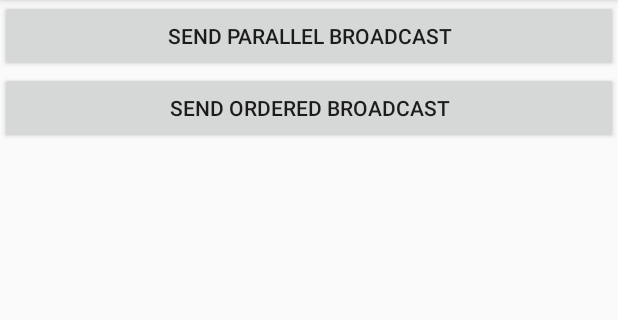
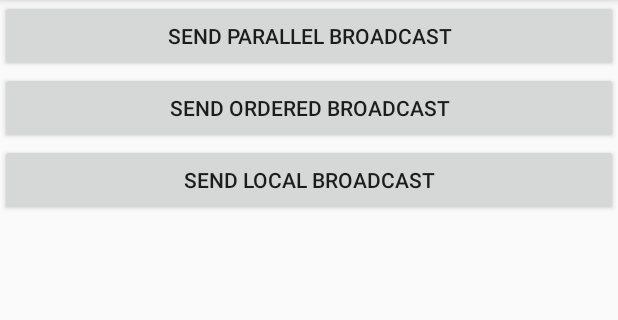
Before and after one commit to xuwanjin/BroadcastDemo, an Android app: the screen it shows after launch (BroadcastDemoActivity), on a phone screen of 412 x 824 dp, the part 84-404 px from its top. Run offline under Robolectric (Android 15) with nearby library versions, the phone set to English and light mode, and no system bars.

Commit message:
add local broadcast
Signed-off-by: xuwanjin <xuwanjin1991@Gmail.com>

```diff
--- a/BroadcastDemo/app/src/main/java/com/example/xuwanjin/broadcastdemo/BroadcastDemoActivity.java
+++ b/BroadcastDemo/app/src/main/java/com/example/xuwanjin/broadcastdemo/BroadcastDemoActivity.java
@@ -1,13 +1,17 @@
 package com.example.xuwanjin.broadcastdemo;
 
-import android.*;
-import android.Manifest;
+import android.content.BroadcastReceiver;
+import android.content.Context;
 import android.content.Intent;
+import android.content.IntentFilter;
+import android.support.v4.content.LocalBroadcastManager;
 import android.support.v7.app.AppCompatActivity;
 import android.os.Bundle;
 import android.view.View;
 import android.widget.Button;
+import android.widget.Toast;
 
+import static com.example.xuwanjin.broadcastdemo.BroadcastDemoConstants.LOCAL_BROADCAST;
 import static com.example.xuwanjin.broadcastdemo.BroadcastDemoConstants.ORDERED_BROADCAST;
 import static com.example.xuwanjin.broadcastdemo.BroadcastDemoConstants.PARALLEL_BROADCAST;
 
@@ -15,6 +19,9 @@ public class BroadcastDemoActivity extends AppCompatActivity {
 
     Button sendParallelBroadcast = null;
     Button sendOrderedBroadcast = null;
+    Button sendLocalBroadcast = null;
+    LocalBroadcastManager localBroadcastManager = null;
+    BroadcastReceiver localBroadcastReceiver = null;
 
     @Override
     protected void onCreate(Bundle savedInstanceState) {
@@ -39,6 +46,42 @@ public class BroadcastDemoActivity extends AppCompatActivity {
                 sendOrderedBroadcast(sendOrderedBroadcastIntent, null);
             }
         });
+
+        localBroadcastReceiverRegister();
+        sendLocalBroadcast = (Button) findViewById(R.id.local_broadcast);
+        sendLocalBroadcast.setOnClickListener(new View.OnClickListener() {
+            @Override
+            public void onClick(View v) {
+                Intent localBroadcastIntent = new Intent();
+                localBroadcastIntent.setAction(LOCAL_BROADCAST);
+                localBroadcastManager.sendBroadcast(localBroadcastIntent);
+                localBroadcastManager.sendBroadcastSync();
+            }
+        });
+
     }
 
+    public void localBroadcastReceiverRegister() {
+        IntentFilter intentFilter = new IntentFilter();
+        intentFilter.addAction(LOCAL_BROADCAST);
+        localBroadcastManager = LocalBroadcastManager.getInstance(getApplicationContext());
+        localBroadcastReceiver = new BroadcastReceiver() {
+            @Override
+            public void onReceive(Context context, Intent intent) {
+                if (intent.getAction().equals(LOCAL_BROADCAST)) {
+                    Toast.makeText(context, "Local Broadcast", Toast.LENGTH_SHORT).show();
+                }
+            }
+        };
+        localBroadcastManager.registerReceiver(localBroadcastReceiver , intentFilter);
+
+    }
+
+    @Override
+    protected void onDestroy() {
+        super.onDestroy();
+        if(localBroadcastManager != null){
+            localBroadcastManager.unregisterReceiver(localBroadcastReceiver);
+        }
+    }
 }
--- a/BroadcastDemo/app/src/main/java/com/example/xuwanjin/broadcastdemo/BroadcastDemoConstants.java
+++ b/BroadcastDemo/app/src/main/java/com/example/xuwanjin/broadcastdemo/BroadcastDemoConstants.java
@@ -10,6 +10,7 @@ public class BroadcastDemoConstants {
 
     public static final String PARALLEL_BROADCAST = "com.example.xuwanjin.broadcastdemo.parallelbroadcast";
     public static final String ORDERED_BROADCAST = "com.example.xuwanjin.broadcastdemo.orderedbroadcast";
+    public static final String LOCAL_BROADCAST = "com.example.xuwanjin.broadcastdemo.localbroadcast";
 
     public static String getBroadcastType(Context context, int resId){
         return context.getResources().getString(resId).trim();
--- a/BroadcastDemo/app/src/main/res/layout/activity_main.xml
+++ b/BroadcastDemo/app/src/main/res/layout/activity_main.xml
@@ -21,6 +21,13 @@
             android:layout_width="match_parent"
             android:layout_height="wrap_content"
             android:text="@string/send_ordered_broadcast" />
+
+        <Button
+            android:layout_width="match_parent"
+            android:layout_height="wrap_content"
+            android:id="@+id/local_broadcast"
+            android:text="@string/send_local_broadcast"
+            />
     </LinearLayout>
 
 </android.support.constraint.ConstraintLayout>
--- a/BroadcastDemo/app/src/main/res/values/strings.xml
+++ b/BroadcastDemo/app/src/main/res/values/strings.xml
@@ -2,6 +2,7 @@
     <string name="app_name">BroadcastDemo</string>
     <string name="send_parallel_broadcast_intent">Send Parallel Broadcast</string>
     <string name="send_ordered_broadcast">Send Ordered Broadcast</string>
+    <string name="send_local_broadcast">Send Local Broadcast</string>
     <string name="parallel_broadcast">com.example.xuwanjin.broadcastdemo.parallelbroadcast</string>
     <string name="ordered_broadcast">com.example.xuwanjin.broadcastdemo.orderedbroadcast</string>
 </resources>
```
